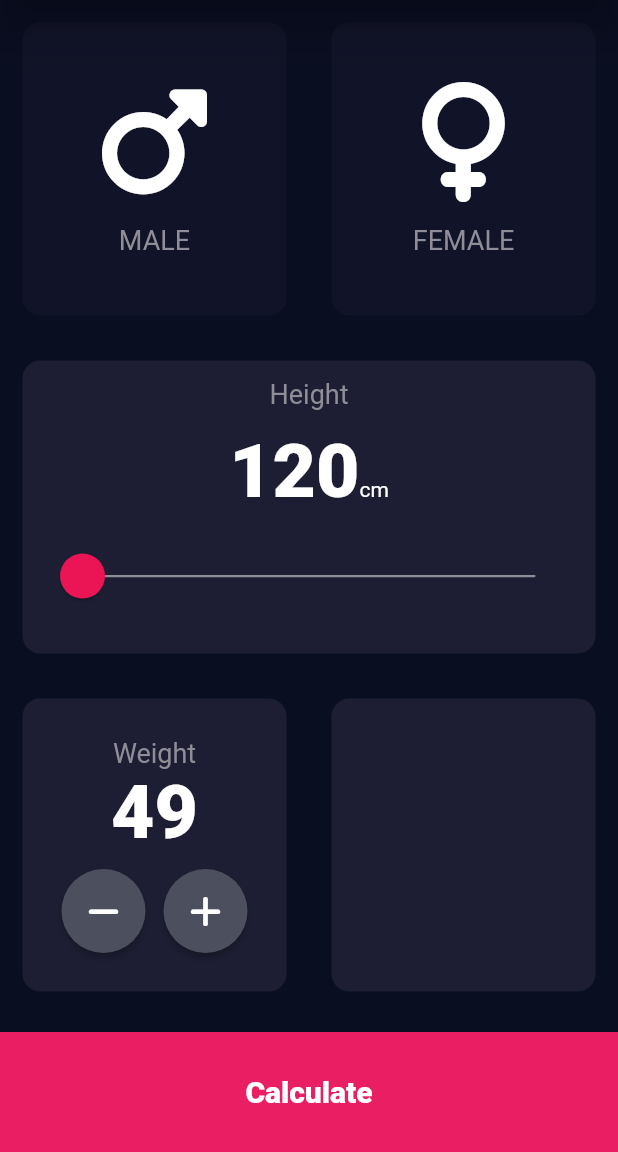
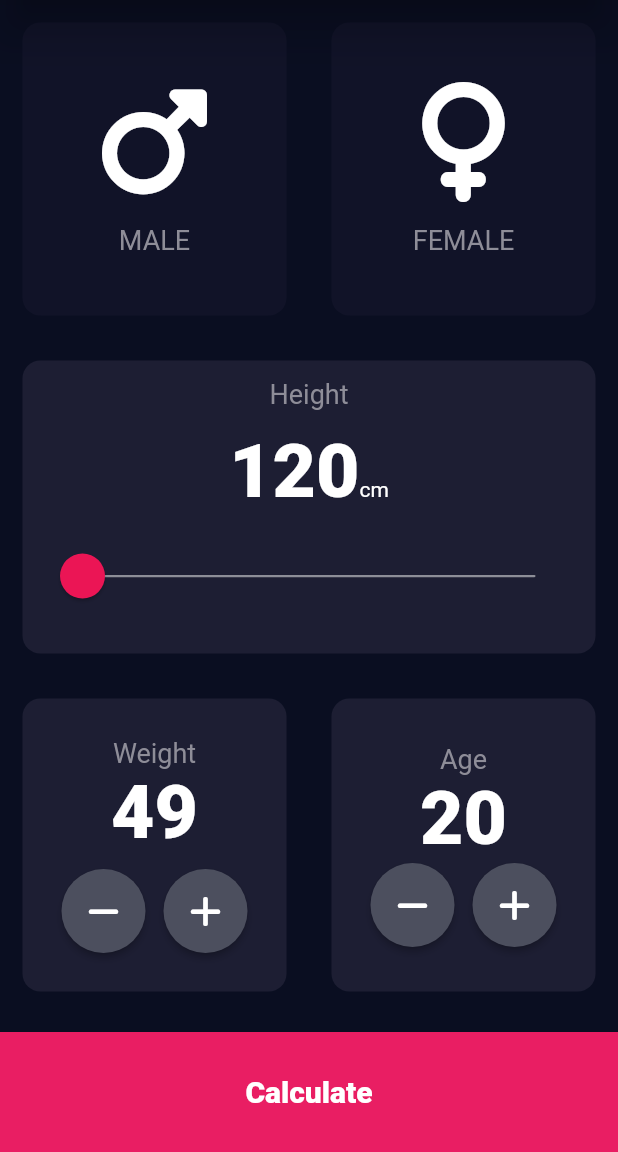
Before and after one commit to bunnyBites/bmi-calculator-flutter, a Flutter app: the screen it shows after launch, after a tap on an icon or button, on a phone screen of 412 x 824 dp, the part 84-1236 px from its top. Run offline on Flutter 3.47's test engine with Material 2 defaults, Android fonts, the phone set to English and light mode, and no system bars; our stand-ins replace font_awesome_flutter.

Commit message:
add age selector input

```diff
--- a/lib/info_container.dart
+++ b/lib/info_container.dart
@@ -1,18 +1,20 @@
 import 'package:flutter/material.dart';
-
 
 class InfoContainer extends StatelessWidget {
   final Color? cardColor;
   final Widget? bodyContent;
   final Function? onTap;
 
-  const InfoContainer({super.key,  this.cardColor, this.bodyContent, this.onTap});
+  const InfoContainer(
+      {super.key, this.cardColor, this.bodyContent, this.onTap});
 
   @override
   Widget build(BuildContext context) {
     return Expanded(
       child: GestureDetector(
-        onTap: () => { onTap!() },
+        onTap: () => {
+          if (onTap != null) {onTap!()}
+        },
         child: Container(
           margin: const EdgeInsets.all(15.0),
           decoration: BoxDecoration(
--- a/lib/input_page.dart
+++ b/lib/input_page.dart
@@ -22,6 +22,7 @@ class _InputPageState extends State<InputPage> {
   Gender selectedGender = Gender.none;
   int height = 120;
   int weight = 50;
+  int age = 20;
 
   @override
   Widget build(BuildContext context) {
@@ -106,18 +107,6 @@ class _InputPageState extends State<InputPage> {
       );
 
   Expanded bodyParamsSelector() {
-    void onPressAction(bool? isIncreement) {
-      if (isIncreement == true) {
-        setState(() {
-          weight++;
-        });
-      } else {
-        setState(() {
-          weight--;
-        });
-      }
-    }
-
     return Expanded(
       child: Row(
         children: [
@@ -135,18 +124,63 @@ class _InputPageState extends State<InputPage> {
                 children: [
                   ActionButton(
                       icon: FontAwesomeIcons.minus,
-                      onPress: () => onPressAction(false)),
+                      onPress: () {
+                        setState(() {
+                          weight--;
+                        });
+                      }),
                   const SizedBox(
                     width: 12.0,
                   ),
                   ActionButton(
-                      icon: FontAwesomeIcons.plus,
-                      onPress: () => onPressAction(true)),
+                    icon: FontAwesomeIcons.plus,
+                    onPress: () {
+                      setState(() {
+                        weight++;
+                      });
+                    },
+                  ),
                 ],
               )
             ]),
           ),
-          const InfoContainer(cardColor: kActiveBoxBgColor),
+          InfoContainer(
+              cardColor: kActiveBoxBgColor,
+              bodyContent: Column(
+                mainAxisAlignment: MainAxisAlignment.center,
+                children: [
+                  const Text(
+                    "Age",
+                    style: kLabelStyle,
+                  ),
+                  Text(
+                    age.toString(),
+                    style: kContentValueStyle,
+                  ),
+                  Row(
+                    mainAxisAlignment: MainAxisAlignment.center,
+                    children: [
+                      ActionButton(
+                        icon: FontAwesomeIcons.minus,
+                        onPress: () {
+                          setState(() {
+                            age--;
+                          });
+                        },
+                      ),
+                      const SizedBox(width: 12.0),
+                      ActionButton(
+                        icon: FontAwesomeIcons.plus,
+                        onPress: () {
+                          setState(() {
+                            age++;
+                          });
+                        },
+                      ),
+                    ],
+                  ),
+                ],
+              )),
         ],
       ),
     );
```
